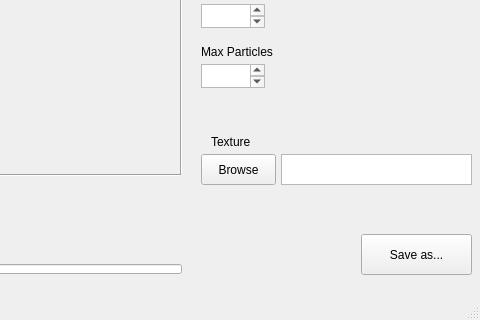
Qt form TA_ParticleEditor/TA_ParticleEditor/particleeditor.ui (Stureplan/TA_ParticleEditor) before a commit; both pictures show x 469 to 949 and y 333 to 653 of the 949 by 653 pixel window.
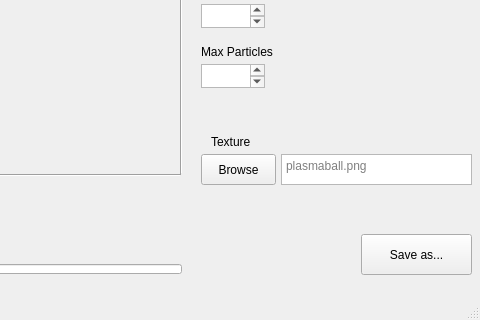
The same form after that commit. Custom widgets are drawn as their Qt base class.

Patch:
```diff
--- a/TA_ParticleEditor/TA_ParticleEditor/particleeditor.ui
+++ b/TA_ParticleEditor/TA_ParticleEditor/particleeditor.ui
@@ -252,6 +252,12 @@
       <height>31</height>
      </rect>
     </property>
+    <property name="textInteractionFlags">
+     <set>Qt::NoTextInteraction</set>
+    </property>
+    <property name="placeholderText">
+     <string>plasmaball.png</string>
+    </property>
    </widget>
    <widget class="QProgressBar" name="progressBar">
     <property name="geometry">
```
